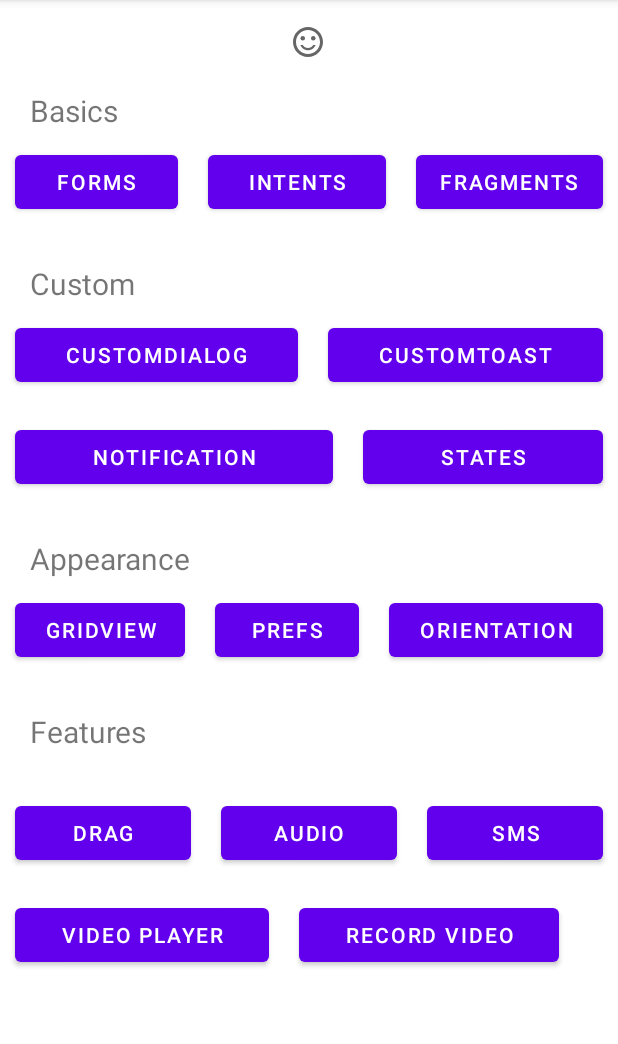
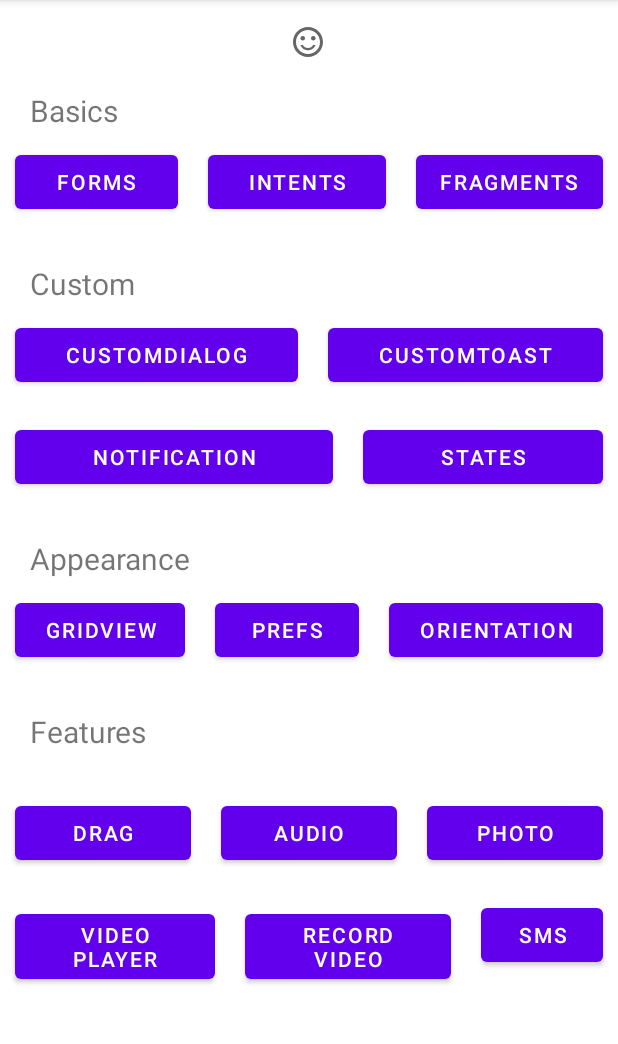
Before and after one commit to ElzaCS/EmptyActivityExample, an Android app: the screen it shows after launch (MainActivity), on a phone screen of 412 x 824 dp, the part 84-1128 px from its top. Run offline under Robolectric (Android 15) with nearby library versions, the phone set to English and light mode, and no system bars.

Commit message:
Add activity to take photo

```diff
--- a/app/src/main/java/com/example/emptyactivityexample/MainActivity.java
+++ b/app/src/main/java/com/example/emptyactivityexample/MainActivity.java
@@ -143,6 +143,15 @@ public class MainActivity extends AppCompatActivity {
             @Override
             public void onClick(View v) {
                 Intent intent = new Intent(MainActivity.this, VideoRecordActivity.class);
+                startActivity(intent);
+            }
+        });
+        //ACTIVITY - CAMERA
+        Button btn_camera = findViewById(R.id.btn_camera);
+        btn_camera.setOnClickListener(new View.OnClickListener() {
+            @Override
+            public void onClick(View v) {
+                Intent intent = new Intent(MainActivity.this, CameraActivity.class);
                 startActivity(intent);
             }
         });
--- a/app/src/main/res/layout/activity_main.xml
+++ b/app/src/main/res/layout/activity_main.xml
@@ -216,12 +216,13 @@
             android:layout_weight="1"
             android:text="Audio" />
         <Button
-            android:id="@+id/btn_sms"
+            android:id="@+id/btn_camera"
             android:layout_width="wrap_content"
             android:layout_height="wrap_content"
             android:layout_margin="10dp"
             android:layout_weight="1"
-            android:text="SMS" />
+            android:text="Photo"
+            />
     </LinearLayout>
 
     <LinearLayout
@@ -249,6 +250,13 @@
             android:layout_weight="1"
             android:text="Record video"
              />
+        <Button
+            android:id="@+id/btn_sms"
+            android:layout_width="wrap_content"
+            android:layout_height="wrap_content"
+            android:layout_margin="10dp"
+            android:layout_weight="1"
+            android:text="SMS" />
     </LinearLayout>
 
 
```
Also changed, not shown: app/src/main/AndroidManifest.xml (+8 -4 lines), app/src/main/java/com/example/emptyactivityexample/CameraActivity.java (added, +42 -0 lines), app/src/main/res/layout/activity_camera.xml (added, +30 -0 lines).
